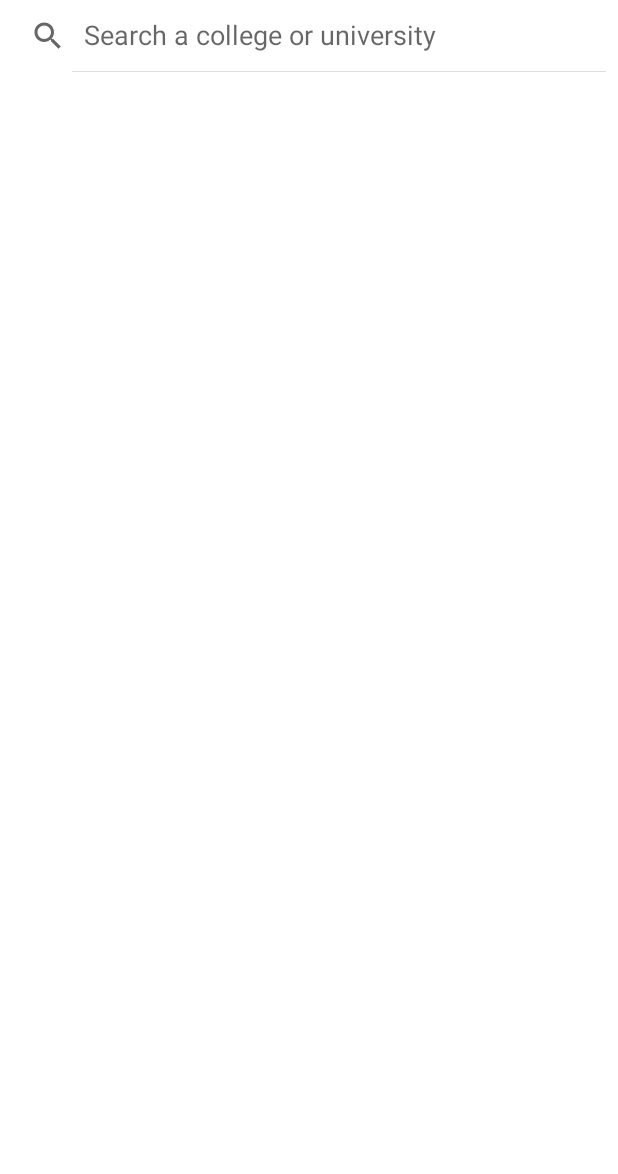
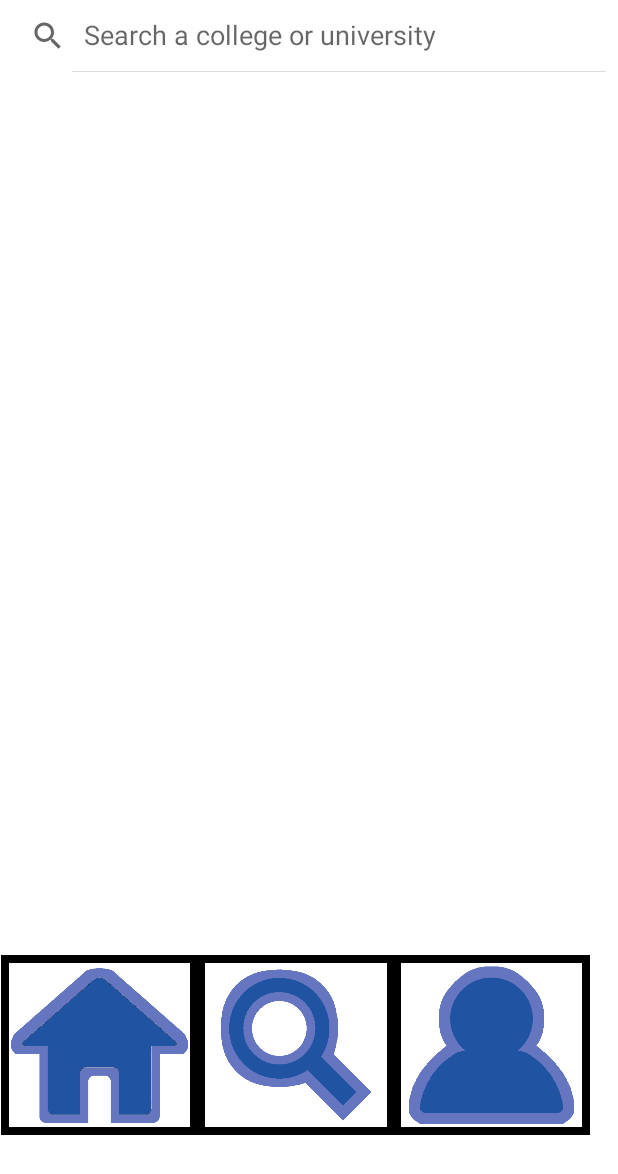
Before and after one commit to skapur12/comida-0316, an Android app: the layout activity_college_search.xml on its own in the app's theme, with its tools: preview values and no code run, on a phone screen of 412 x 824 dp. Shown: the top 1174 px of the screen. Run offline under Robolectric (Android 15) with nearby library versions, the phone set to English and light mode, and no system bars.

Commit message:
Added home, profile, and search buttons to search page

```diff
--- a/app/src/main/java/com/teamcomida/comida_0316/CollegeSearch.java
+++ b/app/src/main/java/com/teamcomida/comida_0316/CollegeSearch.java
@@ -5,6 +5,7 @@ import androidx.annotation.Nullable;
 import androidx.appcompat.app.AppCompatActivity;
 import androidx.core.view.MenuItemCompat;
 
+import android.content.Intent;
 import android.content.res.Resources;
 import android.os.Bundle;
 import android.os.PersistableBundle;
@@ -15,6 +16,7 @@ import android.view.MenuItem;
 import android.view.View;
 import android.widget.AdapterView;
 import android.widget.ArrayAdapter;
+import android.widget.ImageView;
 import android.widget.ListView;
 import android.widget.SearchView;
 import android.widget.Toast;
@@ -38,6 +40,7 @@ public class CollegeSearch extends AppCompatActivity {
     SearchView searchView;
     List<String> collegeList = new ArrayList<String>();
     ArrayAdapter<String> collegeAdapter;
+    ImageView homeButton1, searchButton1, profileButton1;
 
 
     @Override
@@ -45,6 +48,9 @@ public class CollegeSearch extends AppCompatActivity {
         super.onCreate(savedInstanceState);
         setContentView(R.layout.activity_college_search);
         listView = (ListView) findViewById(R.id.collegeListView);
+        homeButton1 = findViewById(R.id.homeButton1);
+        searchButton1 = findViewById(R.id.searchButton1);
+        profileButton1 = findViewById(R.id.profileButton1);
         Resources res = getResources();
         String[] colleges = res.getStringArray(R.array.colleges_array);
         Collections.addAll(collegeList, colleges);  //collegeList contains all colleges
@@ -100,6 +106,27 @@ public class CollegeSearch extends AppCompatActivity {
             }
         });
 
+
+
+        //Search, Profile, and Home Directions
+        //Search
+        searchButton1.setOnClickListener(new View.OnClickListener() {
+            @Override
+            public void onClick(View v) {
+                startActivity(new Intent(getApplicationContext(), CollegeSearch.class));
+            }
+        });
+
+        //User Profile
+        profileButton1.setOnClickListener(new View.OnClickListener() {
+            @Override
+            public void onClick(View v) {
+                startActivity(new Intent(getApplicationContext(), MainActivity.class));
+            }
+        });
+
+        //Insert Home Button
+
     }
 
     @Override
--- a/app/src/main/res/layout/activity_college_search.xml
+++ b/app/src/main/res/layout/activity_college_search.xml
@@ -9,16 +9,68 @@
     tools:context=".CollegeSearch">
 
     <SearchView
+        android:id="@+id/collegeSearchView"
         android:layout_width="match_parent"
         android:layout_height="wrap_content"
-        android:id="@+id/collegeSearchView"
         android:iconifiedByDefault="false"
-        android:queryHint="Search a college or university" />
+        android:queryHint="Search a college or university">
+
+    </SearchView>
 
     <ListView
         android:id="@+id/collegeListView"
         android:layout_width="match_parent"
-        android:layout_height="match_parent"
-        android:dividerHeight="2dp" />
+        android:layout_height="569dp"
+        android:dividerHeight="2dp">
+
+    </ListView>
+
+    <ImageView
+        android:id="@+id/homeButton1"
+        android:layout_width="131dp"
+        android:layout_height="120dp"
+        android:layout_marginTop="19dp"
+        android:layout_marginLeft="0.5dp"
+        android:background="#000000"
+        android:contentDescription="test"
+        android:cropToPadding="true"
+        android:padding="5dp"
+        android:scaleType="centerCrop"
+        app:layout_constraintEnd_toEndOf="parent"
+        app:layout_constraintHorizontal_bias="0"
+        app:layout_constraintStart_toStartOf="parent"
+        app:layout_constraintTop_toTopOf="parent"
+        app:srcCompat="@drawable/home2" />
+
+    <ImageView
+        android:id="@+id/searchButton1"
+        android:layout_width="132dp"
+        android:layout_height="120dp"
+        android:layout_marginBottom="110dp"
+        android:layout_marginLeft="131dp"
+        android:layout_marginTop="-120dp"
+        android:background="#000000"
+        android:contentDescription="test"
+        android:cropToPadding="true"
+        android:padding="5dp"
+        android:scaleType="centerCrop"
+        app:layout_constraintHorizontal_bias="20"
+        app:srcCompat="@drawable/search2" />
+
+    <ImageView
+        android:id="@+id/profileButton1"
+        android:layout_width="131dp"
+        android:layout_height="120dp"
+        android:layout_marginBottom="110dp"
+        android:layout_marginLeft="262dp"
+        android:layout_marginTop="-230dp"
+        android:background="#000000"
+        android:contentDescription="test"
+        android:cropToPadding="true"
+        android:padding="5dp"
+        android:scaleType="centerCrop"
+        app:layout_constraintHorizontal_bias="20"
+        app:srcCompat="@drawable/profile2" />
+
 
 </LinearLayout>
```
